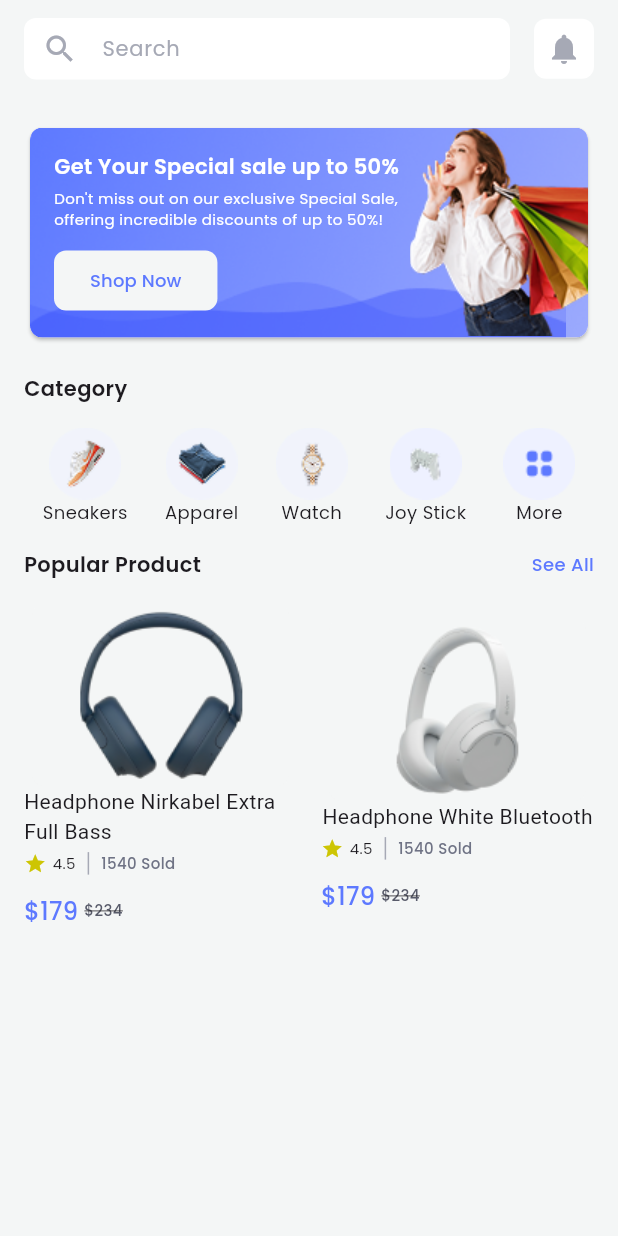
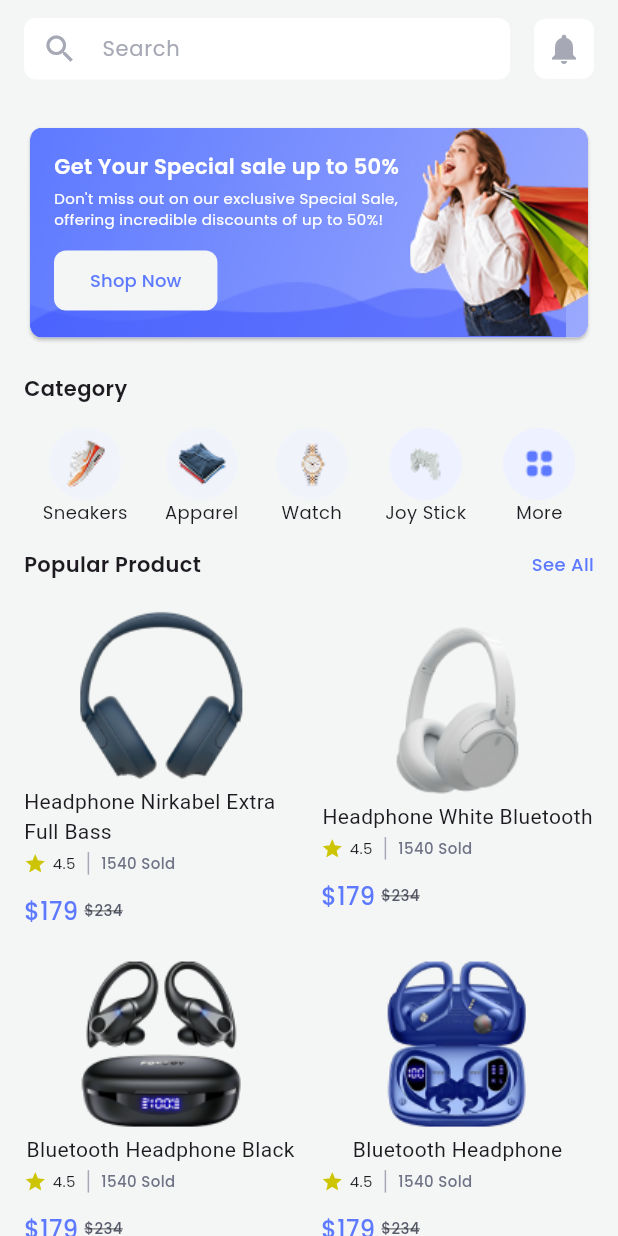
Before and after one commit to rudi0085/shophub-project, a Flutter app: the HomePage screen opened directly, on a phone screen of 412 x 824 dp. Run offline on Flutter 3.47's test engine with Material 3 defaults, Android fonts, the phone set to English and light mode, and no system bars; our stand-ins replace firebase_auth, firebase_core, flutter_svg, iconsax_flutter, smooth_page_indicator; accounts and stored records are empty.

Commit message:
Change the column widget with Listview

```diff
--- a/lib/pages/views/home_page.dart
+++ b/lib/pages/views/home_page.dart
@@ -10,21 +10,60 @@ class HomePage extends StatefulWidget {
   State<HomePage> createState() => _HomePageState();
 }
 
+class _HomePageState extends State<HomePage> {
   TextEditingController controllerSearch = TextEditingController();
-List<String> productName = [
+
+  List<String> allProductNames = [
     KProductName.headset,
     KProductName.headphoneWhite,
     KProductName.bluetoothHeadphoneBlack,
     KProductName.bluetoothHeadphone,
   ];
-List<String> productImage = [
+
+  List<String> allProductImages = [
     KProductImage.headset,
     KProductImage.headphoneWhite,
     KProductImage.bluetoothHeadphoneBlack,
     KProductImage.bluetoothHeadphone,
   ];
 
-class _HomePageState extends State<HomePage> {
+  List<String> filteredProductNames = [];
+  List<String> filteredProductImages = [];
+
+  @override
+  void initState() {
+    super.initState();
+    filteredProductNames = allProductNames;
+    filteredProductImages = allProductImages;
+    controllerSearch.addListener(_onSearchChanged);
+  }
+
+  void _onSearchChanged() {
+    setState(() {
+      if (controllerSearch.text.isEmpty) {
+        filteredProductNames = allProductNames;
+        filteredProductImages = allProductImages;
+      } else {
+        filteredProductNames = [];
+        filteredProductImages = [];
+        for (int i = 0; i < allProductNames.length; i++) {
+          if (allProductNames[i].toLowerCase().contains(
+            controllerSearch.text.toLowerCase(),
+          )) {
+            filteredProductNames.add(allProductNames[i]);
+            filteredProductImages.add(allProductImages[i]);
+          }
+        }
+      }
+    });
+  }
+
+  @override
+  void dispose() {
+    controllerSearch.dispose();
+    super.dispose();
+  }
+
   @override
   Widget build(BuildContext context) {
     double widthScreen = MediaQuery.of(context).size.width;
@@ -326,28 +365,42 @@ class _HomePageState extends State<HomePage> {
                     ],
                   ),
                   SizedBox(height: 17),
-                  // Popular Product
-                  SizedBox(
-                    child: Column(
-                      children: [
-                        // Row1 Headphone and Bluetooth Blue
-                        Row(
+                  // Popular Product - ListView.builder
+                  ListView.builder(
+                    shrinkWrap: true,
+                    physics: NeverScrollableScrollPhysics(),
+                    itemCount: (filteredProductNames.length / 2).ceil(),
+                    itemBuilder: (context, index) {
+                      int firstIndex = index * 2;
+                      int secondIndex = firstIndex + 1;
+
+                      return Padding(
+                        padding: const EdgeInsets.only(bottom: 16),
+                        child: Row(
                           mainAxisAlignment: MainAxisAlignment.spaceBetween,
                           children: [
-                            // Headphone
-                            ProductWidget(
-                              productImage: productImage.elementAt(0),
-                              productName: productName.elementAt(0),
+                            Expanded(
+                              child: ProductWidget(
+                                productImage: filteredProductImages[firstIndex],
+                                productName: filteredProductNames[firstIndex],
                               ),
+                            ),
+                            if (secondIndex < filteredProductNames.length) ...[
                               SizedBox(width: 16),
-                            ProductWidget(
-                              productImage: productImage.elementAt(1),
-                              productName: productName.elementAt(1),
+                              Expanded(
+                                child: ProductWidget(
+                                  productImage:
+                                      filteredProductImages[secondIndex],
+                                  productName:
+                                      filteredProductNames[secondIndex],
                                 ),
+                              ),
+                            ] else
+                              Expanded(child: SizedBox()),
                           ],
                         ),
-                      ],
-                    ),
+                      );
+                    },
                   ),
                 ],
               ),
--- a/lib/pages/widget/livelist_widget.dart
+++ b/lib/pages/widget/livelist_widget.dart
@@ -13,7 +13,8 @@ class LivelistWidget extends StatelessWidget {
   final String profileName;
   @override
   Widget build(BuildContext context) {
-    return Expanded(
+    return Padding(
+      padding: const EdgeInsets.symmetric(horizontal: 16),
       child: Column(
         mainAxisAlignment: MainAxisAlignment.center,
         children: [
--- a/pubspec.yaml
+++ b/pubspec.yaml
@@ -81,6 +81,7 @@ flutter:
     - assets/images/
     - assets/images/logo/
     - assets/images/icons/
+    - svg/
 
   #   - images/a_dot_ham.jpeg
 
```
Also changed, not shown: lib/pages/views/message_page.dart (+25 -19 lines), lib/pages/views/profile_page.dart (+7 -12 lines), 3 other files. Lines whose indentation alone changed are shown as unchanged.
